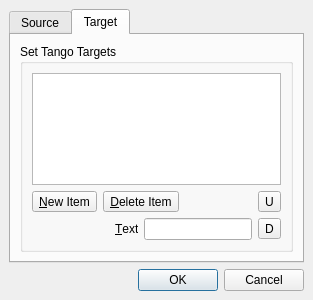
Qt form qumbia-plugins/qt-designer/forms/editsourcetargetdialog.ui (ELETTRA-SincrotroneTrieste/cumbia-libs) before a commit.
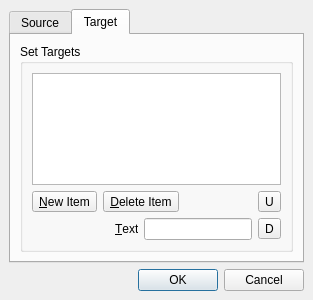
The same form after that commit. The open tabs and pages were chosen to show the change.

What changed in the file:
```diff
--- a/qumbia-plugins/qt-designer/forms/editsourcetargetdialog.ui
+++ b/qumbia-plugins/qt-designer/forms/editsourcetargetdialog.ui
@@ -88,10 +88,10 @@
        <property name="spacing" >
         <number>6</number>
        </property>
-       <item row="0" column="0" >
-        <widget class="QGroupBox" name="groupBox" >
-         <property name="title" >
-          <string>Set Tango Targets</string>
+       <item row="0" column="0">
+        <widget class="QGroupBox" name="groupBox">
+         <property name="title">
+          <string>Set Targets</string>
          </property>
          <layout class="QGridLayout" >
           <property name="margin" >
```
Left out of the diff: 248 changed lines with no effect on the pictures.
